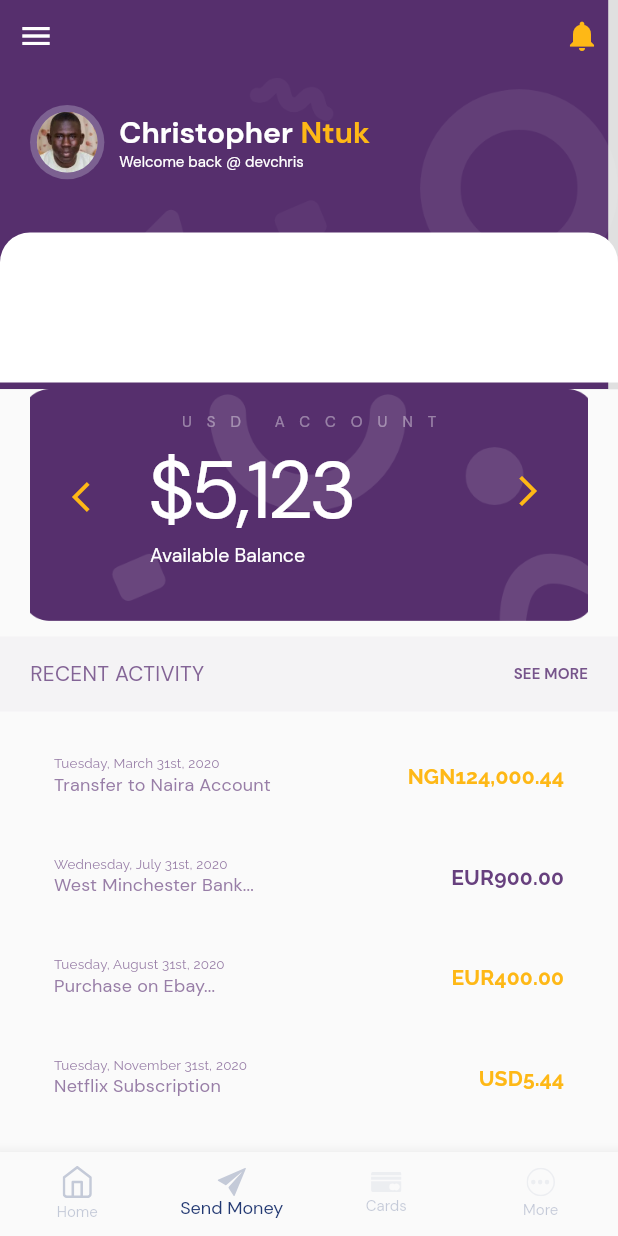
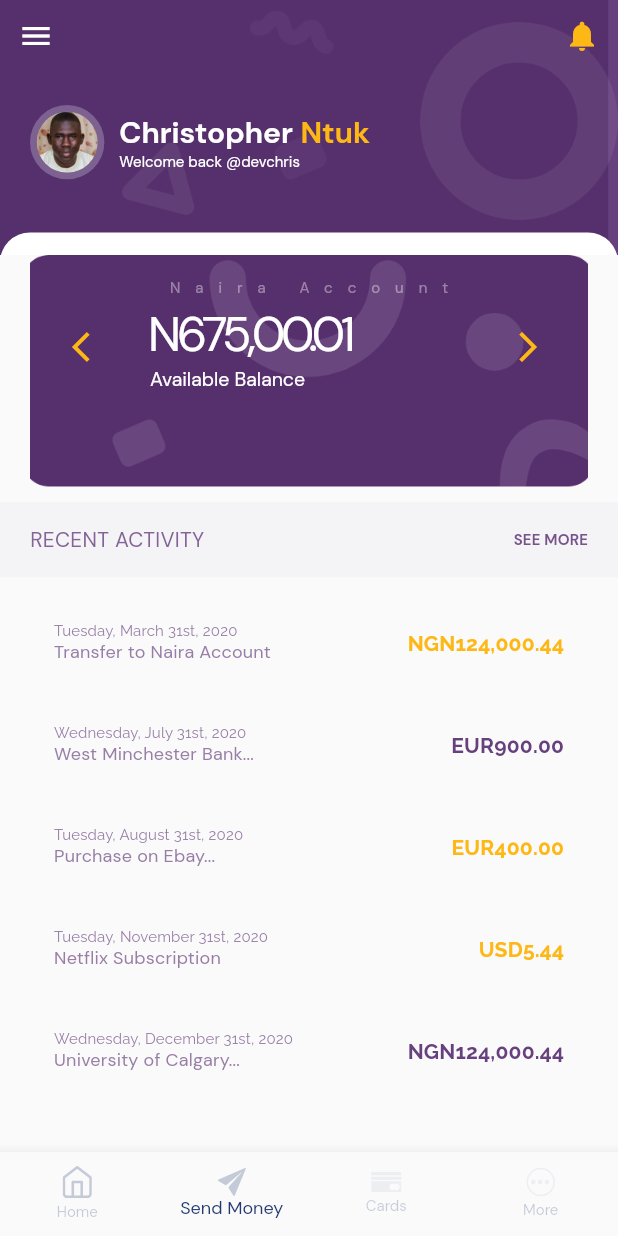
Before and after one commit to raymondDangdat/glade-send-task, a Flutter app: the screen it shows after launch, item 2 of the bottom bar chosen, after a tap on the "arrow back ios" icon, on a phone screen of 412 x 824 dp. Run offline on Flutter 3.47's test engine with Material 2 defaults, Android fonts, the phone set to English and light mode, and no system bars; our stand-ins replace animated_splash_screen, flutter_svg, font_awesome_flutter.

Commit message:
Fix: Fix the issue on send money screen

```diff
--- a/lib/screens/send_money_screen.dart
+++ b/lib/screens/send_money_screen.dart
@@ -9,6 +9,13 @@ class SendMoneyScreen extends StatefulWidget {
 }
 
 class _SendMoneyScreenState extends State<SendMoneyScreen> {
+  bool showAvailableBalance = true;
+
+  @override
+  void initState() {
+    showAvailableBalance = true;
+    super.initState();
+  }
   @override
   Widget build(BuildContext context) {
     SizeConfig().init(context);
@@ -19,15 +26,16 @@ class _SendMoneyScreenState extends State<SendMoneyScreen> {
           children: [
             Container(
               decoration: BoxDecoration(
-                color: Colors.grey[300],
+                color: Color.fromRGBO(103, 64, 126, 1)
               ),
               child: LayoutBuilder(
                 builder: (_, constraints) {
                   return Stack(
                     children: [
                       Image.asset(
-                        'assets/images/sliverappbarbackground.png',
-                        fit: BoxFit.contain,
+                        'assets/images/sliverappbarbackground.png', height: 170,
+                        width: MediaQuery.of(context).size.width,
+                        fit: BoxFit.cover,
                       ),
 
                       Row(
@@ -71,7 +79,7 @@ class _SendMoneyScreenState extends State<SendMoneyScreen> {
 
                                     ],
                                   ),
-                                  Text('Welcome back @ devchris', style: TextStyle(fontSize: 10, color: bgColor, fontFamily: "DMSRegular"),)
+                                  Text('Welcome back @devchris', style: TextStyle(fontSize: 10, color: bgColor, fontFamily: "DMSRegular"),)
                                 ],
                               ),
 
@@ -83,7 +91,7 @@ class _SendMoneyScreenState extends State<SendMoneyScreen> {
                         top: 155,
                         child: Container(
                           width: MediaQuery.of(context).size.width,
-                          height: 100,
+                          height: 90,
                           decoration: BoxDecoration(
                             color: bgColor,
                             borderRadius: BorderRadius.only(topRight: Radius.circular(20), topLeft: Radius.circular(20))
@@ -106,17 +114,25 @@ class _SendMoneyScreenState extends State<SendMoneyScreen> {
                 child: Column(
                   children: [
                     SizedBox(height: 15,),
-                    Text('USD ACCOUNT', style: TextStyle(fontSize: 10.0, color: Color.fromRGBO(255, 255, 255, 0.4), letterSpacing: 10),),
+                    Text(showAvailableBalance ?  'USD ACCOUNT' : 'Naira Account', style: TextStyle(fontSize: 10.0, color: Color.fromRGBO(255, 255, 255, 0.4), letterSpacing: 10),),
                     ListTile(
                       leading: Column(
                         mainAxisAlignment: MainAxisAlignment.center,
                         children: [
-                          IconButton(icon: Icon(Icons.arrow_back_ios, color: yellowColor,), onPressed: (){}),
+                          IconButton(icon: Icon(Icons.arrow_back_ios, color: yellowColor,), onPressed: (){
+                            setState(() {
+                              showAvailableBalance = !showAvailableBalance;
+                            });
+                          }),
                         ],
                       ),
-                      title: Text('\$5,123', style: TextStyle(fontSize: 54, color: bgColor, letterSpacing: -2.7, fontFamily: "DMSRegular", ),),
+                      title: Text(showAvailableBalance ? '\$5,123' : 'N675,00.01', style: TextStyle(fontSize: showAvailableBalance ? 54 : 32, color: bgColor, letterSpacing: -2.7, fontFamily: "DMSRegular", ),),
                       subtitle: Text('Available Balance' , style: TextStyle(fontSize: 13, color: bgColor, letterSpacing: 0, fontFamily: "DMSRegular", )),
-                      trailing: IconButton(icon: Icon(Icons.arrow_forward_ios, color: yellowColor,), onPressed: (){}),
+                      trailing: IconButton(icon: Icon(Icons.arrow_forward_ios, color: yellowColor,), onPressed: (){
+                        setState(() {
+                          showAvailableBalance = !showAvailableBalance;
+                        });
+                      }),
                     ),
                   ],
                 ),
@@ -159,7 +175,7 @@ class _SendMoneyScreenState extends State<SendMoneyScreen> {
         onTap: (){},
         minVerticalPadding: 20,
         title:
-        Text(date, style: TextStyle(color: Color.fromRGBO(152, 126, 167, 1), fontSize: 9.0, letterSpacing: 0.11, fontFamily: 'raleway'),),
+        Text(date, style: TextStyle(color: Color.fromRGBO(152, 126, 167, 1), fontSize: 10.0, letterSpacing: 0.11, fontFamily: 'raleway'),),
         subtitle: Text(naration, style: TextStyle(color: Color.fromRGBO(152, 126, 167, 1), fontSize: 12.0, letterSpacing: 0.14, fontFamily: "DMSRegular"),),
 
         trailing: Text(amount, style: TextStyle(color: amountColor, fontSize: 14.0, fontWeight: FontWeight.bold, letterSpacing: 0.14, fontFamily: "raleway")),
```
